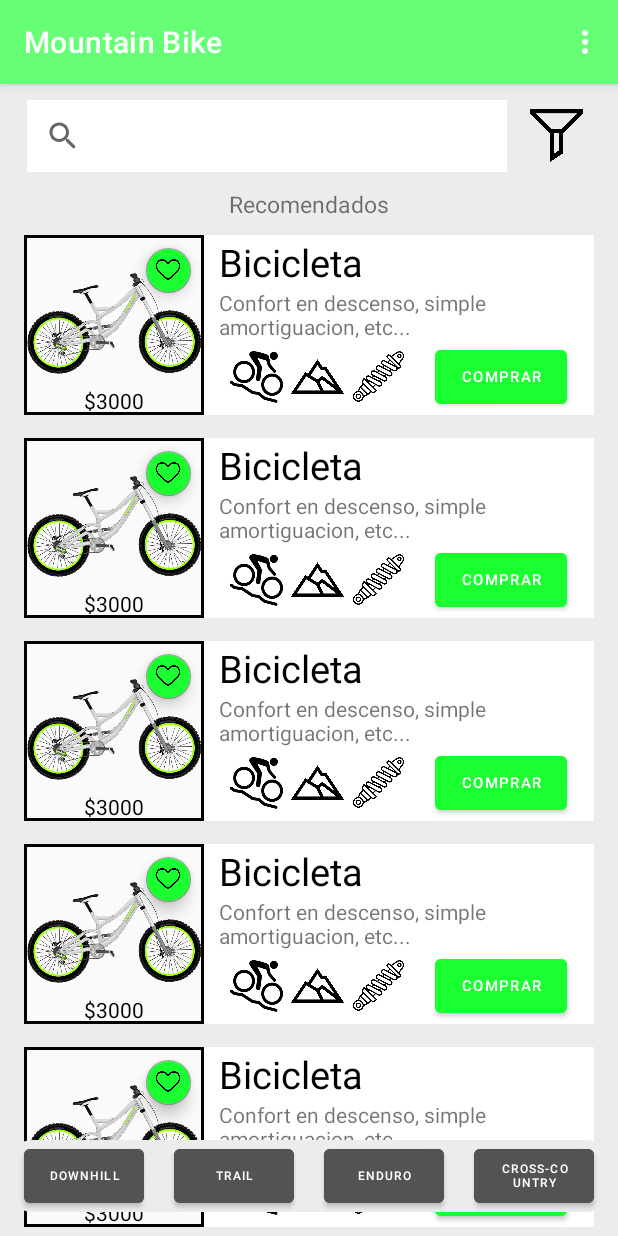
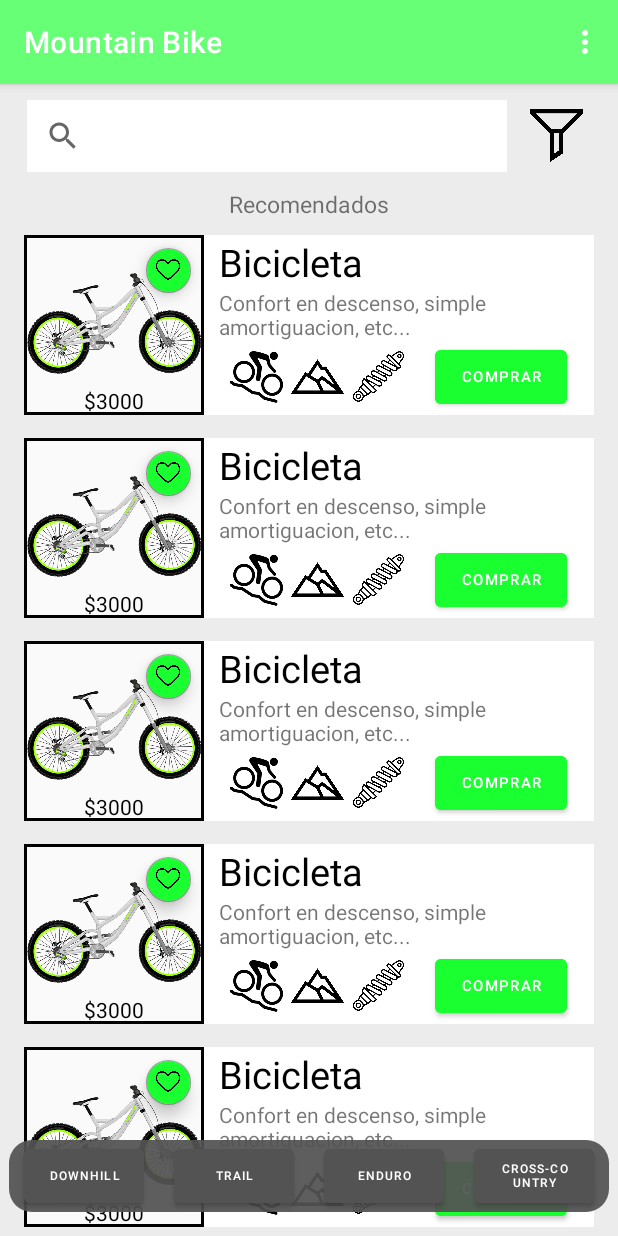
Before and after one commit to TomasAranda/Tienda-Bicicletas, an Android app: the screen it shows after launch (MainActivity), on a phone screen of 412 x 824 dp. Run offline under Robolectric (Android 15) with nearby library versions, the phone set to English and light mode, and no system bars; our stand-ins replace navigation-ui.

Commit message:
feat: change filter buttons bar color

```diff
--- a/app/src/main/res/layout/fragment_filter_button_bar.xml
+++ b/app/src/main/res/layout/fragment_filter_button_bar.xml
@@ -4,6 +4,7 @@
     android:layout_width="match_parent"
     android:layout_height="wrap_content"
     android:background="@drawable/rounded_rectangle"
+    android:backgroundTint="#EE535353"
     android:orientation="horizontal"
     android:gravity="center"
     tools:context=".FilterButtonBar">
```
